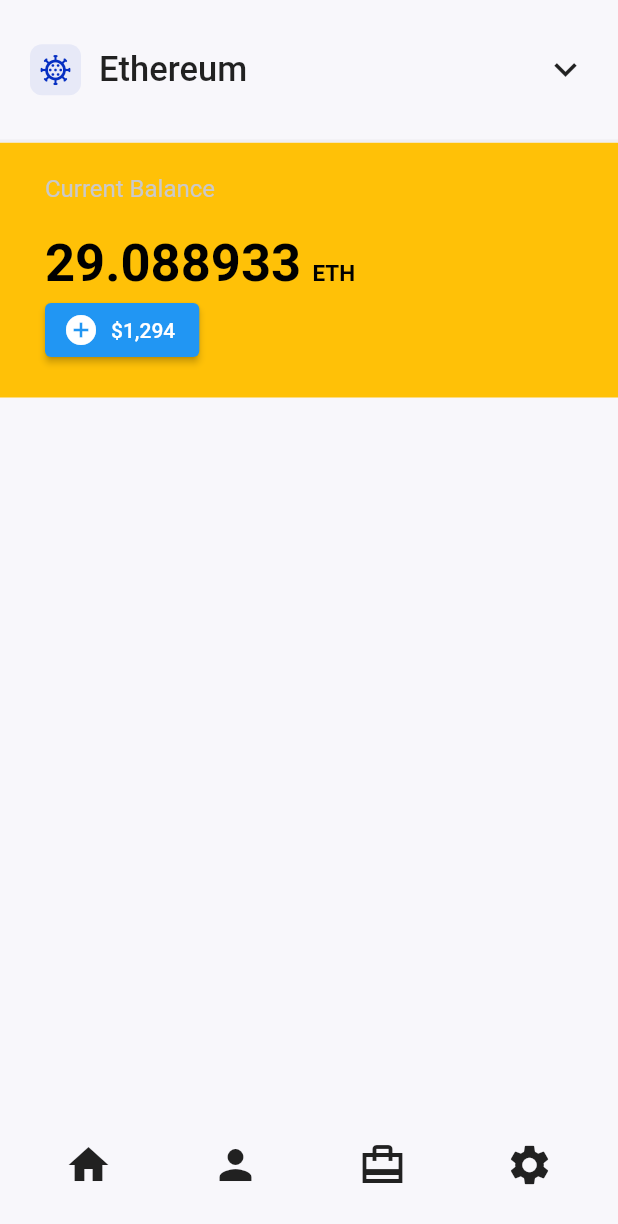
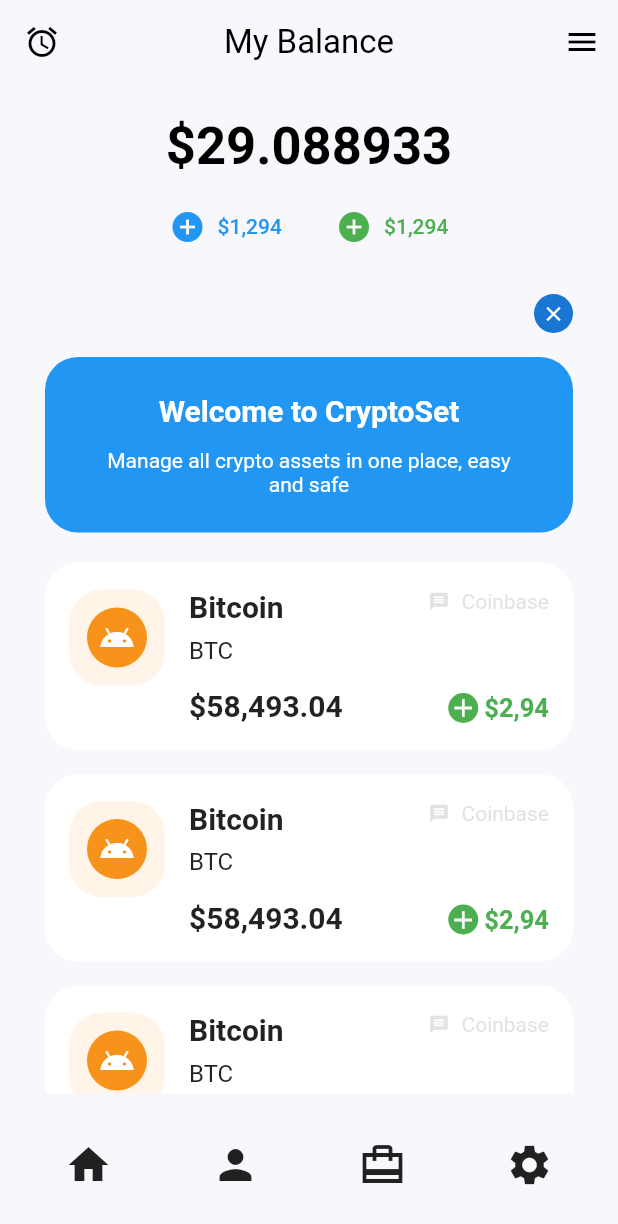
Before and after one commit to derek-alves/flutter-ui-study, a Flutter app: the screen it shows after launch, on a phone screen of 412 x 824 dp. Shown: the top 1224 px of the screen. Run offline on Flutter 3.47's test engine with Material 2 defaults, Android fonts, the phone set to English and light mode, and no system bars; our stand-ins replace syncfusion_flutter_charts.

Commit message:
🧩: use tela done

```diff
--- a/lib/src/app.dart
+++ b/lib/src/app.dart
@@ -17,6 +17,7 @@
       builder: (BuildContext context, Widget? child) {
         return MaterialApp(
           restorationScopeId: 'app',
+          debugShowCheckedModeBanner: false,
           theme: ThemeData(),
           darkTheme: ThemeData.light(),
           themeMode: settingsController.themeMode,
--- a/lib/src/ui/use_tela_1/use_tela_1_page.dart
+++ b/lib/src/ui/use_tela_1/use_tela_1_page.dart
@@ -1,5 +1,7 @@
 import 'package:flutter/material.dart';
+import 'package:flutter/services.dart';
 import 'package:syncfusion_flutter_charts/charts.dart';
+import 'package:ui_study/src/ui/use_tela_1/widgets/coin_list.dart';
 
 import 'widgets/widgets.dart';
 
@@ -33,14 +35,44 @@
 
   @override
   Widget build(BuildContext context) {
+    SystemChrome.setSystemUIOverlayStyle(SystemUiOverlayStyle.dark
+        .copyWith(statusBarColor: const Color(0xffF8F7FB), statusBarIconBrightness: Brightness.dark));
     return SafeArea(
       child: Scaffold(
         backgroundColor: const Color(0xffF8F7FB),
-        appBar: AppBar1Widget(),
-        body: Column(
-          children: const [
-            Header1Widet(),
+        appBar: AppBar(
+          systemOverlayStyle: const SystemUiOverlayStyle(
+            statusBarColor: Color(0xffF8F7FB),
+          ),
+          centerTitle: true,
+          elevation: 0,
+          backgroundColor: Colors.transparent,
+          leading: const Icon(
+            Icons.alarm,
+            color: Colors.black,
+          ),
+          title: const Text(
+            'My Balance',
+            style: TextStyle(fontSize: 22, color: Colors.black, fontWeight: FontWeight.w400),
+          ),
+          actions: const [
+            Icon(
+              Icons.menu,
+              color: Colors.black,
+            ),
+            SizedBox(
+              width: 12,
+            )
           ],
+        ),
+        body: SingleChildScrollView(
+          child: Column(
+            children: const [
+              Header1Widet(),
+              WelcomeCard(),
+              CoinList(),
+            ],
+          ),
         ),
         bottomNavigationBar: BottomAppBar(
           elevation: 0,
--- a/lib/src/ui/use_tela_1/widgets/app_bar_1_widget.dart
+++ b/lib/src/ui/use_tela_1/widgets/app_bar_1_widget.dart
@@ -1,4 +1,3 @@
-import 'package:flutter/cupertino.dart';
 import 'package:flutter/material.dart';
 
 class AppBar1Widget extends PreferredSize {
--- /dev/null
+++ b/lib/src/ui/use_tela_1/widgets/coin_info_card.dart
@@ -0,0 +1,129 @@
+import 'package:flutter/material.dart';
+
+class CoinInfoCard extends StatelessWidget {
+  const CoinInfoCard({Key? key}) : super(key: key);
+
+  @override
+  Widget build(BuildContext context) {
+    return Container(
+      margin: const EdgeInsets.only(bottom: 16),
+      padding: const EdgeInsets.symmetric(horizontal: 16, vertical: 18),
+      decoration: const BoxDecoration(
+        color: Colors.white,
+        borderRadius: BorderRadius.all(
+          Radius.circular(22),
+        ),
+      ),
+      child: IntrinsicHeight(
+        child: Row(
+          crossAxisAlignment: CrossAxisAlignment.start,
+          children: [
+            Container(
+              margin: const EdgeInsets.only(right: 16),
+              padding: const EdgeInsets.all(12),
+              decoration: const BoxDecoration(
+                color: Color(0xffFFF4E7),
+                borderRadius: BorderRadius.all(
+                  Radius.circular(22),
+                ),
+              ),
+              child: Container(
+                padding: const EdgeInsets.all(8),
+                decoration: const BoxDecoration(
+                  color: Color(0xffF7931A),
+                  borderRadius: BorderRadius.all(
+                    Radius.circular(22),
+                  ),
+                ),
+                child: const Icon(
+                  Icons.android_sharp,
+                  color: Colors.white,
+                  size: 24,
+                ),
+              ),
+            ),
+            Expanded(
+              child: Column(
+                mainAxisAlignment: MainAxisAlignment.spaceBetween,
+                crossAxisAlignment: CrossAxisAlignment.start,
+                children: [
+                  Column(
+                    crossAxisAlignment: CrossAxisAlignment.start,
+                    children: const [
+                      Text(
+                        'Bitcoin',
+                        style: TextStyle(fontSize: 20, fontWeight: FontWeight.bold),
+                      ),
+                      SizedBox(height: 8),
+                      Text(
+                        'BTC',
+                        style: TextStyle(fontSize: 16, fontWeight: FontWeight.w400),
+                      ),
+                    ],
+                  ),
+                  const SizedBox(height: 16),
+                  const Text(
+                    '\$58,493.04',
+                    style: TextStyle(fontSize: 20, fontWeight: FontWeight.bold),
+                  ),
+                ],
+              ),
+            ),
+            Expanded(
+              child: Column(
+                crossAxisAlignment: CrossAxisAlignment.end,
+                mainAxisAlignment: MainAxisAlignment.spaceBetween,
+                children: [
+                  Row(
+                    mainAxisAlignment: MainAxisAlignment.end,
+                    children: [
+                      Icon(
+                        Icons.message,
+                        color: Colors.grey.withOpacity(0.3),
+                        size: 14,
+                      ),
+                      const SizedBox(width: 8),
+                      Text(
+                        'Coinbase',
+                        style: TextStyle(
+                          color: Colors.grey.withOpacity(0.3),
+                        ),
+                      ),
+                    ],
+                  ),
+                  Row(
+                    mainAxisAlignment: MainAxisAlignment.end,
+                    children: [
+                      Container(
+                        decoration: const BoxDecoration(
+                          color: Colors.green,
+                          borderRadius: BorderRadius.all(
+                            Radius.circular(22),
+                          ),
+                        ),
+                        child: const Icon(
+                          Icons.add,
+                          color: Colors.white,
+                          size: 20,
+                        ),
+                      ),
+                      const SizedBox(width: 4),
+                      const Text(
+                        "\$2,94",
+                        style: TextStyle(
+                          color: Colors.green,
+                          fontSize: 17,
+                          fontWeight: FontWeight.bold,
+                        ),
+                      ),
+                    ],
+                  ),
+                ],
+              ),
+            )
+          ],
+        ),
+      ),
+    );
+  }
+}
--- /dev/null
+++ b/lib/src/ui/use_tela_1/widgets/coin_list.dart
@@ -0,0 +1,24 @@
+import 'package:flutter/material.dart';
+import 'package:ui_study/src/ui/use_tela_1/widgets/widgets.dart';
+
+class CoinList extends StatelessWidget {
+  const CoinList({Key? key}) : super(key: key);
+
+  @override
+  Widget build(BuildContext context) {
+    return Container(
+      margin: const EdgeInsets.only(top: 20, left: 30, right: 30),
+      child: Column(
+        children: const [
+          CoinInfoCard(),
+          CoinInfoCard(),
+          CoinInfoCard(),
+          CoinInfoCard(),
+          CoinInfoCard(),
+          CoinInfoCard(),
+          CoinInfoCard()
+        ],
+      ),
+    );
+  }
+}
--- a/lib/src/ui/use_tela_1/widgets/header_1_widet.dart
+++ b/lib/src/ui/use_tela_1/widgets/header_1_widet.dart
@@ -7,48 +7,43 @@
   @override
   Widget build(BuildContext context) {
     return Container(
-      color: Colors.amber,
-      padding: const EdgeInsets.symmetric(
-        horizontal: 30,
-      ),
-      height: 170,
+      padding: const EdgeInsets.all(12),
+      height: 140,
       width: double.maxFinite,
       child: Column(
-        mainAxisAlignment: MainAxisAlignment.center,
-        crossAxisAlignment: CrossAxisAlignment.start,
+        mainAxisAlignment: MainAxisAlignment.spaceEvenly,
+        crossAxisAlignment: CrossAxisAlignment.center,
         children: [
           const Text(
-            "Current Balance",
-            style: TextStyle(color: Color(0xffCAC9CB), fontSize: 16),
+            "\$29.088933",
+            style: TextStyle(
+              color: Colors.black,
+              fontSize: 35,
+              fontWeight: FontWeight.bold,
+            ),
           ),
-          const SizedBox(
-            height: 20,
-          ),
-          RichText(
-            text: const TextSpan(
-              text: "29.088933",
-              style: TextStyle(
-                color: Colors.black,
-                fontSize: 35,
-                fontWeight: FontWeight.bold,
-              ),
+          SizedBox(
+            width: MediaQuery.of(context).size.width * 0.49,
+            child: Wrap(
+              alignment: WrapAlignment.spaceBetween,
               children: [
-                TextSpan(
-                  text: "  ETH",
-                  style: TextStyle(
-                    color: Colors.black,
-                    fontSize: 15,
-                    fontWeight: FontWeight.bold,
+                TextButton.icon(
+                  onPressed: () {},
+                  icon: const Icon(Icons.add_circle),
+                  label: const Text("\$1,294"),
+                  style: TextButton.styleFrom(primary: Colors.blue),
+                ),
+                TextButton.icon(
+                  onPressed: () {},
+                  icon: const Icon(Icons.add_circle),
+                  label: const Text(
+                    "\$1,294",
                   ),
-                ),
+                  style: TextButton.styleFrom(primary: Colors.green),
+                )
               ],
             ),
           ),
-          ElevatedButton.icon(
-            onPressed: () {},
-            icon: const Icon(Icons.add_circle),
-            label: const Text("\$1,294"),
-          )
         ],
       ),
     );
--- /dev/null
+++ b/lib/src/ui/use_tela_1/widgets/welcome_card.dart
@@ -0,0 +1,52 @@
+import 'package:flutter/material.dart';
+
+class WelcomeCard extends StatelessWidget {
+  const WelcomeCard({Key? key}) : super(key: key);
+
+  @override
+  Widget build(BuildContext context) {
+    return Padding(
+      padding: const EdgeInsets.symmetric(horizontal: 30),
+      child: Column(
+        children: [
+          const Align(
+            alignment: Alignment.topRight,
+            child: CircleAvatar(
+                maxRadius: 13,
+                child: Icon(
+                  Icons.close_sharp,
+                  size: 16,
+                )),
+          ),
+          const SizedBox(height: 16),
+          Container(
+            padding: const EdgeInsets.symmetric(horizontal: 30, vertical: 24),
+            decoration: const BoxDecoration(color: Colors.blue, borderRadius: BorderRadius.all(Radius.circular(22))),
+            child: Column(
+              children: const [
+                Text(
+                  "Welcome to CryptoSet",
+                  style: TextStyle(
+                    fontSize: 20,
+                    fontWeight: FontWeight.bold,
+                    color: Colors.white,
+                  ),
+                ),
+                SizedBox(height: 14),
+                Text(
+                  "Manage all crypto assets in one place, easy and safe",
+                  style: TextStyle(
+                    fontSize: 14,
+                    fontWeight: FontWeight.w400,
+                    color: Colors.white,
+                  ),
+                  textAlign: TextAlign.center,
+                ),
+              ],
+            ),
+          ),
+        ],
+      ),
+    );
+  }
+}
--- a/lib/src/ui/use_tela_1/widgets/widgets.dart
+++ b/lib/src/ui/use_tela_1/widgets/widgets.dart
@@ -1,2 +1,4 @@
 export 'app_bar_1_widget.dart';
+export 'coin_info_card.dart';
 export 'header_1_widet.dart';
+export 'welcome_card.dart';
```
Also changed, not shown: pubspec.lock.
